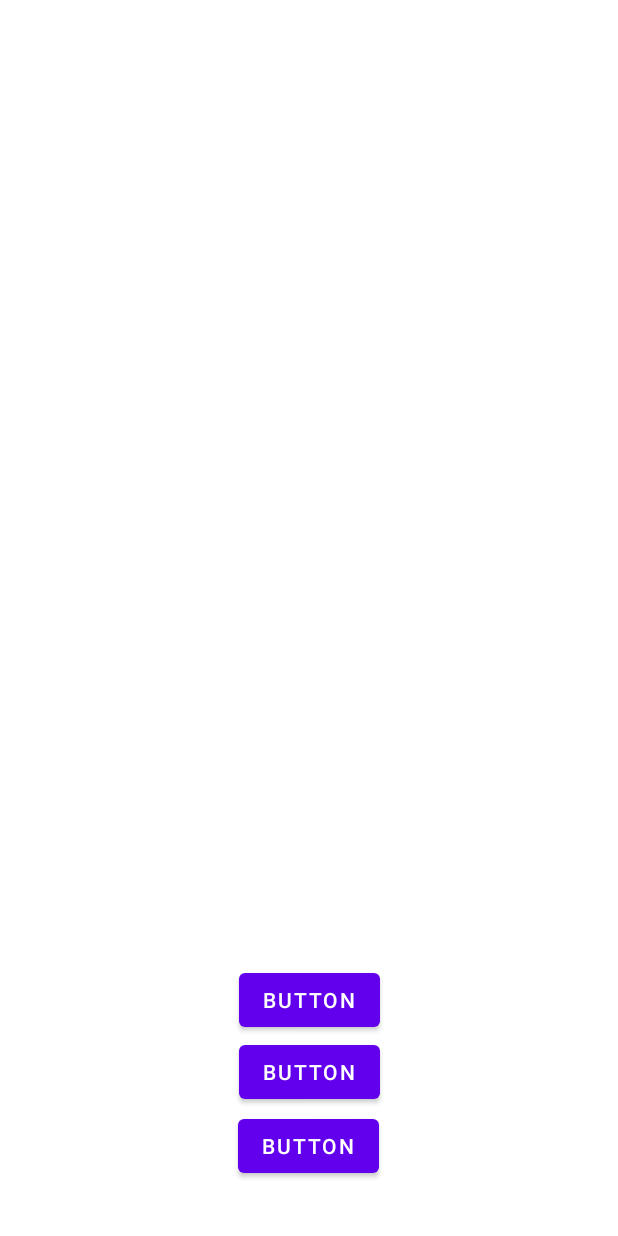
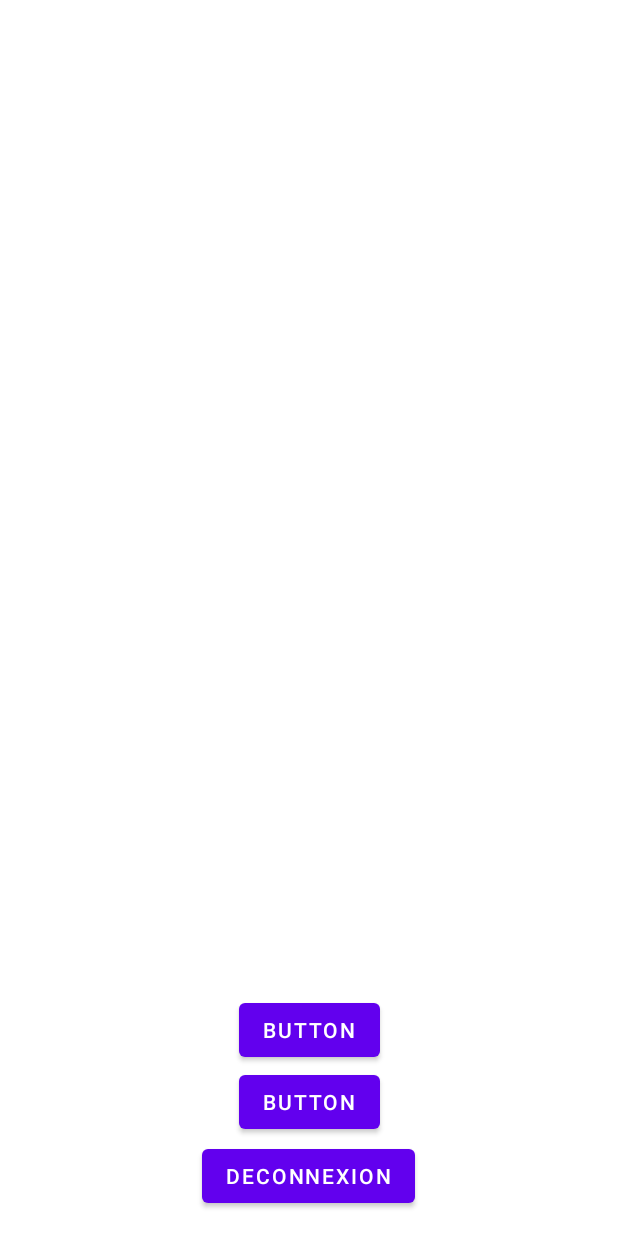
Before and after one commit to kionnle2/GeTaSoiree, an Android app: the layout activity_soiree.xml on its own in the app's theme, with its tools: preview values and no code run, on a phone screen of 412 x 824 dp. Run offline under Robolectric (Android 15) with nearby library versions, the phone set to English and light mode, and no system bars.

Commit message:
deconnexion et simplification des methodes du DaoParticipant

```diff
--- a/app/src/main/java/yan/candaes/getasoiree/ui/InscriptionActivity.java
+++ b/app/src/main/java/yan/candaes/getasoiree/ui/InscriptionActivity.java
@@ -32,7 +32,7 @@ public class InscriptionActivity extends AppCompatActivity {
                         "&mail=" + ((TextView) findViewById(R.id.insTxtMail)).getText().toString() +
                         "&password=" + ((TextView) findViewById(R.id.insTxtPass1)).getText().toString()
                 );
-                DaoParticipant.getInstance().createAccount(request, new Delegate() {
+                DaoParticipant.getInstance().simpleRequest(request, new Delegate() {
                     @Override
                     public void WSRequestIsTerminated(Object result) {
                         if ((boolean) result) {
--- a/app/src/main/java/yan/candaes/getasoiree/ui/MainActivity.java
+++ b/app/src/main/java/yan/candaes/getasoiree/ui/MainActivity.java
@@ -20,14 +20,14 @@ public class MainActivity extends AppCompatActivity {
     protected void onCreate(Bundle savedInstanceState) {
         super.onCreate(savedInstanceState);
         setContentView(R.layout.activity_main);
-/*TODO back button override*/
+
         ((Button) findViewById(R.id.mainBtnLogin)).setOnClickListener(view -> {
 
             String request = ("requete=connexion" +
                     "&login=" + ((TextView) findViewById(R.id.mainTxtLogin)).getText().toString() +
                     "&password=" + ((TextView) findViewById(R.id.mainTxtPass)).getText().toString());
 
-            DaoParticipant.getInstance().ConnexionAccount(request, new Delegate() {
+            DaoParticipant.getInstance().simpleRequest(request, new Delegate() {
                 @Override
                 public void WSRequestIsTerminated(Object result) {
                     // result boolean, reussi ou non
@@ -50,6 +50,8 @@ public class MainActivity extends AppCompatActivity {
 
     }
 
+
+
     private void goToSoireeActivity() {
         Intent intent = new Intent(this, SoireeActivity.class);
         startActivity(intent);
--- a/app/src/main/res/layout/activity_soiree.xml
+++ b/app/src/main/res/layout/activity_soiree.xml
@@ -7,11 +7,11 @@
     tools:context=".ui.SoireeActivity">
 
     <Button
-        android:id="@+id/button"
+        android:id="@+id/soirBtnRetour"
         android:layout_width="wrap_content"
         android:layout_height="wrap_content"
-        android:layout_marginBottom="36dp"
-        android:text="Button"
+        android:layout_marginBottom="16dp"
+        android:text="Deconnexion"
         app:layout_constraintBottom_toBottomOf="parent"
         app:layout_constraintEnd_toEndOf="parent"
         app:layout_constraintHorizontal_bias="0.498"
@@ -23,7 +23,7 @@
         android:layout_height="wrap_content"
         android:layout_marginBottom="1dp"
         android:text="Button"
-        app:layout_constraintBottom_toTopOf="@+id/button"
+        app:layout_constraintBottom_toTopOf="@+id/soirBtnRetour"
         app:layout_constraintEnd_toEndOf="parent"
         app:layout_constraintStart_toStartOf="parent" />
 
```
Also changed, not shown: app/src/main/java/yan/candaes/getasoiree/daos/DaoParticipant.java (+20 -38 lines), app/src/main/java/yan/candaes/getasoiree/ui/SoireeActivity.java (+20 -5 lines).
